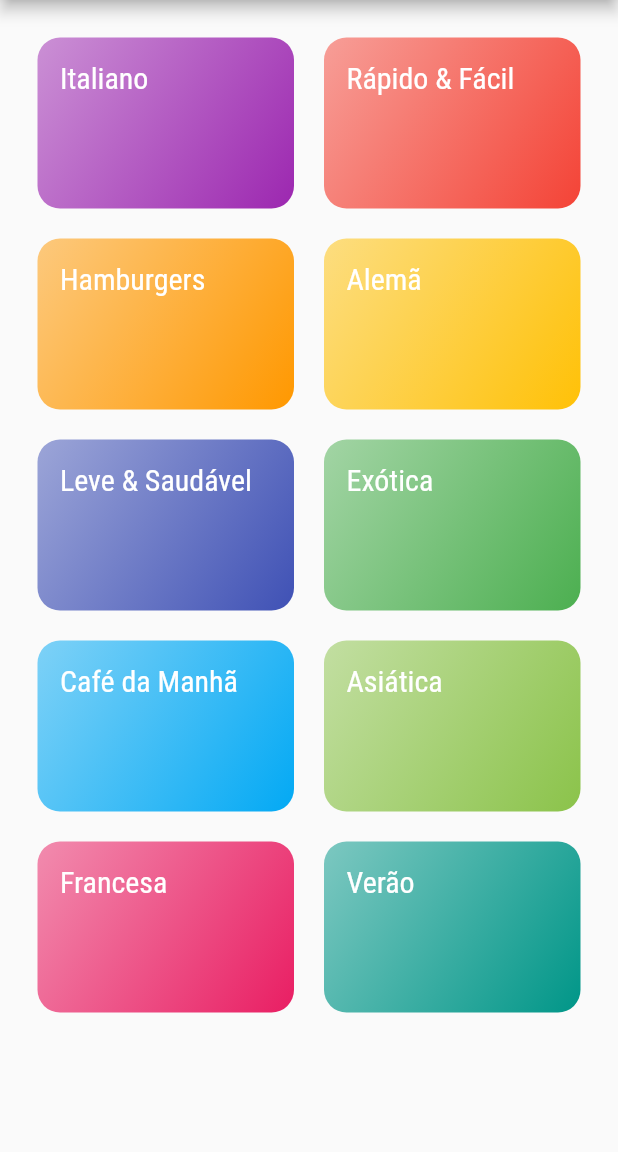
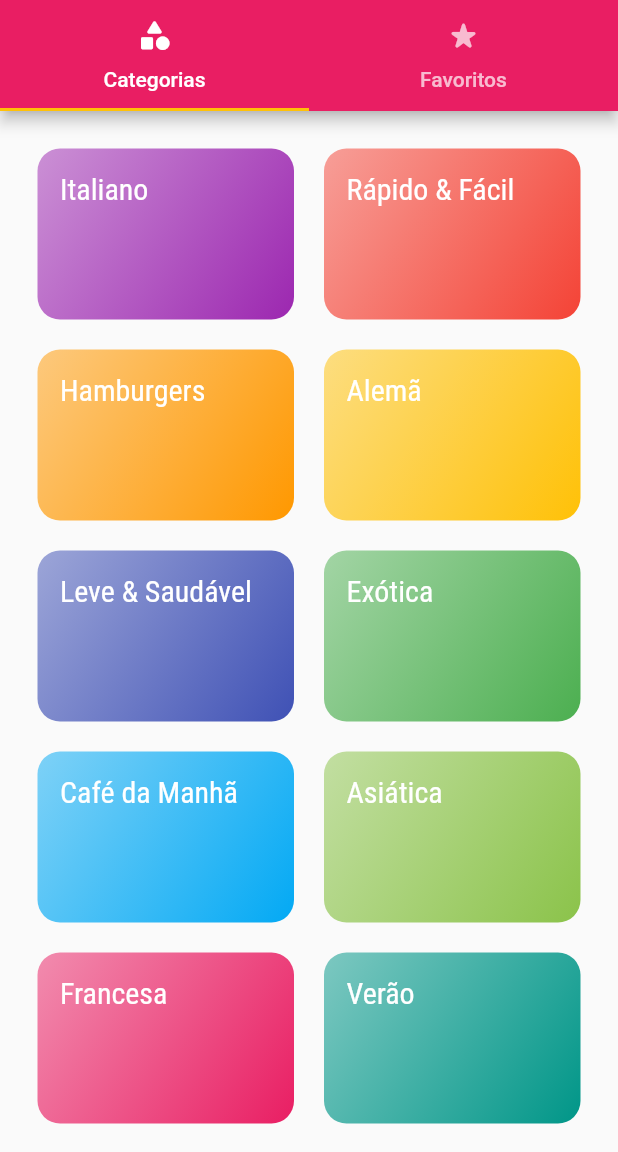
Before and after one commit to Penfore/project_meals, a Flutter app: the screen it shows after launch, on a phone screen of 412 x 824 dp, the part 84-1236 px from its top. Run offline on Flutter 3.47's test engine with Material 2 defaults, Android fonts, the phone set to English and light mode, and no system bars.

Commit message:
Created tab switcher

```diff
--- a/lib/main.dart
+++ b/lib/main.dart
@@ -1,8 +1,8 @@
 import 'package:flutter/material.dart';
 import 'package:project_meals/screens/meal_detail_screen.dart';
+import 'package:project_meals/screens/tabs_screen.dart';
 
 import 'screens/categories_meals_screen.dart';
-import 'screens/categories_screen.dart';
 import 'utils/app_routes.dart';
 
 void main() => runApp(MyApp());
@@ -30,7 +30,7 @@
       ),
       // home: CategoriesScreen(),
       routes: {
-        AppRoutes.HOME: (context) => CategoriesScreen(),
+        AppRoutes.HOME: (context) => const TabScreen(),
         AppRoutes.CATEGORIES_MEALS: (context) => CategoriesMealsScreen(),
         AppRoutes.MEAL_DETAIL: (context) => const MealDetailScreen(),
       },
--- a/lib/screens/categories_screen.dart
+++ b/lib/screens/categories_screen.dart
@@ -6,12 +6,7 @@ import '../data/dummy_data.dart';
 class CategoriesScreen extends StatelessWidget {
   @override
   Widget build(BuildContext context) {
-    return Scaffold(
-      appBar: AppBar(
-        centerTitle: true,
-        title: const Text('Vamos cozinhar?'),
-      ),
-      body: GridView(
+    return GridView(
       padding: const EdgeInsets.all(25),
       gridDelegate: const SliverGridDelegateWithMaxCrossAxisExtent(
         maxCrossAxisExtent: 200,
@@ -22,7 +17,6 @@ class CategoriesScreen extends StatelessWidget {
       children: DUMMY_CATEGORIES.map((category) {
         return CategoryItem(category: category);
       }).toList(),
-      ),
     );
   }
 }
--- /dev/null
+++ b/lib/screens/favorite_screen.dart
@@ -0,0 +1,12 @@
+import 'package:flutter/material.dart';
+
+class FavoriteScreen extends StatelessWidget {
+  const FavoriteScreen({Key? key}) : super(key: key);
+
+  @override
+  Widget build(BuildContext context) {
+    return const Center(
+      child: Text('Minhas refeições favoritas'),
+    );
+  }
+}
--- /dev/null
+++ b/lib/screens/tabs_screen.dart
@@ -0,0 +1,38 @@
+import 'package:flutter/material.dart';
+import 'package:project_meals/screens/categories_screen.dart';
+import 'package:project_meals/screens/favorite_screen.dart';
+
+class TabScreen extends StatelessWidget {
+  const TabScreen({Key? key}) : super(key: key);
+
+  @override
+  Widget build(BuildContext context) {
+    return DefaultTabController(
+      length: 2,
+      child: Scaffold(
+        appBar: AppBar(
+          centerTitle: true,
+          title: const Text('Vamos cozinhar?'),
+          bottom: const TabBar(
+            tabs: [
+              Tab(
+                icon: Icon(Icons.category_rounded),
+                text: 'Categorias',
+              ),
+              Tab(
+                icon: Icon(Icons.star_rate_rounded),
+                text: 'Favoritos',
+              ),
+            ],
+          ),
+        ),
+        body: TabBarView(
+          children: [
+            CategoriesScreen(),
+            const FavoriteScreen(),
+          ],
+        ),
+      ),
+    );
+  }
+}
```
Also changed, not shown: 1 other file. Lines whose indentation alone changed are shown as unchanged.
